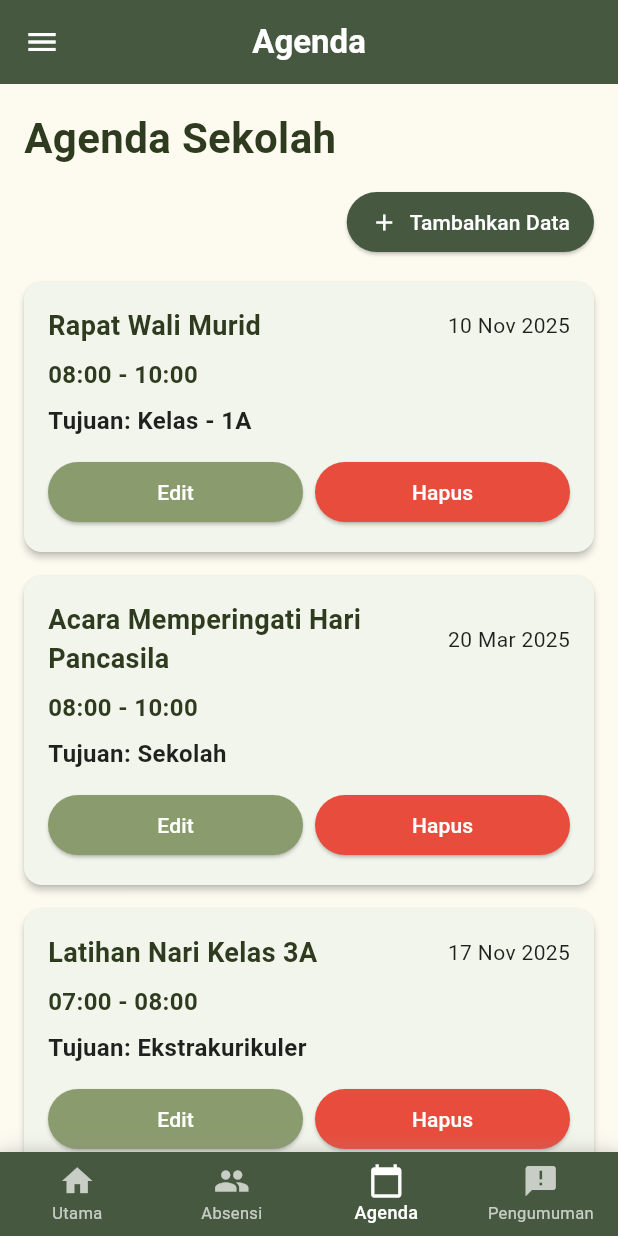
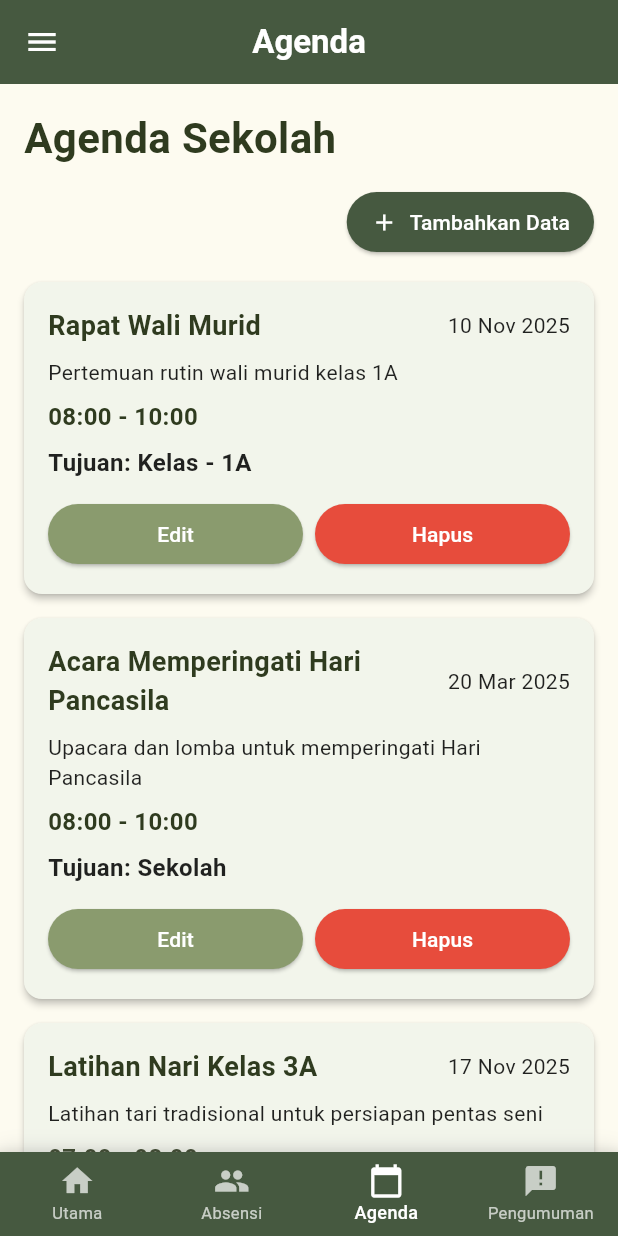
Before and after one commit to hanifah-3312401019/EduConnect, a Flutter app: the Agenda screen opened by its route, on a phone screen of 412 x 824 dp. Run offline on Flutter 3.47's test engine with Material 3 defaults, Android fonts, the phone set to English and light mode, and no system bars; our stand-ins replace image_picker; Roboto replaces fonts that are missing (Poppins).

Commit message:
Menambahkan bagian judul agenda pada bagian guru

```diff
--- a/frontend/lib/guru/agenda.dart
+++ b/frontend/lib/guru/agenda.dart
@@ -11,13 +11,14 @@ class Agenda extends StatefulWidget {
 
 class _AgendaState extends State<Agenda> {
   final List<AgendaItem> _agendaList = [
-    AgendaItem(1, "Rapat Wali Murid", "Kelas", DateTime(2025, 11, 10), TimeOfDay(hour: 8, minute: 0), TimeOfDay(hour: 10, minute: 0), "1A"),
-    AgendaItem(2, "Acara Memperingati Hari Pancasila", "Sekolah", DateTime(2025, 3, 20), TimeOfDay(hour: 8, minute: 0), TimeOfDay(hour: 10, minute: 0), ""),
-    AgendaItem(3, "Latihan Nari Kelas 3A", "Ekstrakurikuler", DateTime(2025, 11, 17), TimeOfDay(hour: 7, minute: 0), TimeOfDay(hour: 8, minute: 0), ""),
+    AgendaItem(1, "Rapat Wali Murid", "Pertemuan rutin wali murid kelas 1A", "Kelas", DateTime(2025, 11, 10), TimeOfDay(hour: 8, minute: 0), TimeOfDay(hour: 10, minute: 0), "1A"),
+    AgendaItem(2, "Acara Memperingati Hari Pancasila", "Upacara dan lomba untuk memperingati Hari Pancasila", "Sekolah", DateTime(2025, 3, 20), TimeOfDay(hour: 8, minute: 0), TimeOfDay(hour: 10, minute: 0), ""),
+    AgendaItem(3, "Latihan Nari Kelas 3A", "Latihan tari tradisional untuk persiapan pentas seni", "Ekstrakurikuler", DateTime(2025, 11, 17), TimeOfDay(hour: 7, minute: 0), TimeOfDay(hour: 8, minute: 0), ""),
   ];
 
   bool _showForm = false;
   AgendaItem? _editingAgenda;
+  final _judulController = TextEditingController();
   final _deskripsiController = TextEditingController();
   String _selectedTujuan = "Sekolah";
   String _selectedKelas = "";
@@ -29,6 +30,7 @@ class _AgendaState extends State<Agenda> {
 
   @override
   void dispose() {
+    _judulController.dispose();
     _deskripsiController.dispose();
     super.dispose();
   }
@@ -41,6 +43,7 @@ class _AgendaState extends State<Agenda> {
   }
 
   void _resetForm() {
+    _judulController.clear();
     _deskripsiController.clear();
     _selectedTujuan = "Sekolah";
     _selectedKelas = "";
@@ -53,6 +56,7 @@ class _AgendaState extends State<Agenda> {
   void _editAgenda(AgendaItem agenda) {
     setState(() {
       _editingAgenda = agenda;
+      _judulController.text = agenda.judul;
       _deskripsiController.text = agenda.deskripsi;
       _selectedTujuan = agenda.tujuan;
       _selectedKelas = agenda.kelas;
@@ -84,7 +88,7 @@ class _AgendaState extends State<Agenda> {
   }
 
   void _publishAgenda() {
-    if (_deskripsiController.text.isEmpty || _selectedDate == null || _selectedWaktuMulai == null || _selectedWaktuSelesai == null) {
+    if (_judulController.text.isEmpty || _deskripsiController.text.isEmpty || _selectedDate == null || _selectedWaktuMulai == null || _selectedWaktuSelesai == null) {
       ScaffoldMessenger.of(context).showSnackBar(const SnackBar(content: Text('Semua field harus diisi')));
       return;
     }
@@ -98,11 +102,11 @@ class _AgendaState extends State<Agenda> {
       if (_editingAgenda != null) {
         final index = _agendaList.indexWhere((p) => p.id == _editingAgenda!.id);
         if (index != -1) {
-          _agendaList[index] = AgendaItem(_editingAgenda!.id, _deskripsiController.text, _selectedTujuan, _selectedDate!, _selectedWaktuMulai!, _selectedWaktuSelesai!, _selectedKelas);
+          _agendaList[index] = AgendaItem(_editingAgenda!.id, _judulController.text, _deskripsiController.text, _selectedTujuan, _selectedDate!, _selectedWaktuMulai!, _selectedWaktuSelesai!, _selectedKelas);
         }
       } else {
         final newId = _agendaList.isEmpty ? 1 : _agendaList.map((p) => p.id).reduce((a, b) => a > b ? a : b) + 1;
-        _agendaList.add(AgendaItem(newId, _deskripsiController.text, _selectedTujuan, _selectedDate!, _selectedWaktuMulai!, _selectedWaktuSelesai!, _selectedKelas));
+        _agendaList.add(AgendaItem(newId, _judulController.text, _deskripsiController.text, _selectedTujuan, _selectedDate!, _selectedWaktuMulai!, _selectedWaktuSelesai!, _selectedKelas));
       }
       _showForm = false;
       _resetForm();
@@ -215,15 +219,16 @@ class MobileAgendaContent extends StatefulWidget {
 
 class _MobileAgendaContentState extends State<MobileAgendaContent> {
   final List<AgendaItem> _agendaList = [
-    AgendaItem(1, "Rapat Wali Murid", "Kelas", DateTime(2025, 11, 10), TimeOfDay(hour: 8, minute: 0), TimeOfDay(hour: 10, minute: 0), "1A"),
-    AgendaItem(2, "Acara Memperingati Hari Pancasila", "Sekolah", DateTime(2025, 3, 20), TimeOfDay(hour: 8, minute: 0), TimeOfDay(hour: 10, minute: 0), ""),
-    AgendaItem(3, "Latihan Nari Kelas 3A", "Ekstrakurikuler", DateTime(2025, 11, 17), TimeOfDay(hour: 7, minute: 0), TimeOfDay(hour: 8, minute: 0), ""),
-    AgendaItem(4, "Ujian Semester Genap", "Sekolah", DateTime(2025, 6, 15), TimeOfDay(hour: 7, minute: 30), TimeOfDay(hour: 12, minute: 0), ""),
-    AgendaItem(5, "Pembagian Raport", "Sekolah", DateTime(2025, 6, 28), TimeOfDay(hour: 8, minute: 0), TimeOfDay(hour: 11, minute: 0), ""),
+    AgendaItem(1, "Rapat Wali Murid", "Pertemuan rutin wali murid kelas 1A", "Kelas", DateTime(2025, 11, 10), TimeOfDay(hour: 8, minute: 0), TimeOfDay(hour: 10, minute: 0), "1A"),
+    AgendaItem(2, "Acara Memperingati Hari Pancasila", "Upacara dan lomba untuk memperingati Hari Pancasila", "Sekolah", DateTime(2025, 3, 20), TimeOfDay(hour: 8, minute: 0), TimeOfDay(hour: 10, minute: 0), ""),
+    AgendaItem(3, "Latihan Nari Kelas 3A", "Latihan tari tradisional untuk persiapan pentas seni", "Ekstrakurikuler", DateTime(2025, 11, 17), TimeOfDay(hour: 7, minute: 0), TimeOfDay(hour: 8, minute: 0), ""),
+    AgendaItem(4, "Ujian Semester Genap", "Ujian akhir semester untuk semua kelas", "Sekolah", DateTime(2025, 6, 15), TimeOfDay(hour: 7, minute: 30), TimeOfDay(hour: 12, minute: 0), ""),
+    AgendaItem(5, "Pembagian Raport", "Pembagian raport semester genap", "Sekolah", DateTime(2025, 6, 28), TimeOfDay(hour: 8, minute: 0), TimeOfDay(hour: 11, minute: 0), ""),
   ];
 
   bool _showForm = false;
   AgendaItem? _editingAgenda;
+  final _judulController = TextEditingController();
   final _deskripsiController = TextEditingController();
   String _selectedTujuan = "Sekolah";
   String _selectedKelas = "";
@@ -235,6 +240,7 @@ class _MobileAgendaContentState extends State<MobileAgendaContent> {
 
   @override
   void dispose() {
+    _judulController.dispose();
     _deskripsiController.dispose();
     super.dispose();
   }
@@ -247,6 +253,7 @@ class _MobileAgendaContentState extends State<MobileAgendaContent> {
   }
 
   void _resetForm() {
+    _judulController.clear();
     _deskripsiController.clear();
     _selectedTujuan = "Sekolah";
     _selectedKelas = "";
@@ -259,6 +266,7 @@ class _MobileAgendaContentState extends State<MobileAgendaContent> {
   void _editAgenda(AgendaItem agenda) {
     setState(() {
       _editingAgenda = agenda;
+      _judulController.text = agenda.judul;
       _deskripsiController.text = agenda.deskripsi;
       _selectedTujuan = agenda.tujuan;
       _selectedKelas = agenda.kelas;
@@ -290,7 +298,7 @@ class _MobileAgendaContentState extends State<MobileAgendaContent> {
   }
 
   void _publishAgenda() {
-    if (_deskripsiController.text.isEmpty || _selectedDate == null || _selectedWaktuMulai == null || _selectedWaktuSelesai == null) {
+    if (_judulController.text.isEmpty || _deskripsiController.text.isEmpty || _selectedDate == null || _selectedWaktuMulai == null || _selectedWaktuSelesai == null) {
       ScaffoldMessenger.of(context).showSnackBar(const SnackBar(content: Text('Semua field harus diisi')));
       return;
     }
@@ -304,11 +312,11 @@ class _MobileAgendaContentState extends State<MobileAgendaContent> {
       if (_editingAgenda != null) {
         final index = _agendaList.indexWhere((p) => p.id == _editingAgenda!.id);
         if (index != -1) {
-          _agendaList[index] = AgendaItem(_editingAgenda!.id, _deskripsiController.text, _selectedTujuan, _selectedDate!, _selectedWaktuMulai!, _selectedWaktuSelesai!, _selectedKelas);
+          _agendaList[index] = AgendaItem(_editingAgenda!.id, _judulController.text, _deskripsiController.text, _selectedTujuan, _selectedDate!, _selectedWaktuMulai!, _selectedWaktuSelesai!, _selectedKelas);
         }
       } else {
         final newId = _agendaList.isEmpty ? 1 : _agendaList.map((p) => p.id).reduce((a, b) => a > b ? a : b) + 1;
-        _agendaList.add(AgendaItem(newId, _deskripsiController.text, _selectedTujuan, _selectedDate!, _selectedWaktuMulai!, _selectedWaktuSelesai!, _selectedKelas));
+        _agendaList.add(AgendaItem(newId, _judulController.text, _deskripsiController.text, _selectedTujuan, _selectedDate!, _selectedWaktuMulai!, _selectedWaktuSelesai!, _selectedKelas));
       }
       _showForm = false;
       _resetForm();
@@ -374,9 +382,11 @@ class _MobileAgendaContentState extends State<MobileAgendaContent> {
       padding: const EdgeInsets.all(16),
       child: Column(crossAxisAlignment: CrossAxisAlignment.start, children: [
         Row(children: [
-          Expanded(child: Text(agenda.deskripsi, style: const TextStyle(fontSize: 18, fontWeight: FontWeight.bold, color: Color(0xFF2F3B1F)))),
+          Expanded(child: Text(agenda.judul, style: const TextStyle(fontSize: 18, fontWeight: FontWeight.bold, color: Color(0xFF2F3B1F)))),
           Text(_formatDate(agenda.tanggal), style: const TextStyle(color: Colors.black87, fontSize: 14)),
         ]),
+        const SizedBox(height: 8),
+        Text(agenda.deskripsi, style: const TextStyle(fontSize: 14, color: Colors.black87)),
         const SizedBox(height: 8),
         Text('${_formatTime(agenda.waktuMulai)} - ${_formatTime(agenda.waktuSelesai)}', style: const TextStyle(fontSize: 16, fontWeight: FontWeight.w600, color: Color(0xFF2F3B1F))),
         const SizedBox(height: 8),
@@ -406,6 +416,8 @@ class _MobileAgendaContentState extends State<MobileAgendaContent> {
       child: Column(crossAxisAlignment: CrossAxisAlignment.start, children: [
         Text(_editingAgenda == null ? 'Tambah Agenda Baru' : 'Edit Agenda', style: const TextStyle(fontSize: 20, fontWeight: FontWeight.bold, color: Color(0xFF2F3B1F))),
         const SizedBox(height: 20),
+        _buildFormField(controller: _judulController, label: 'Judul Agenda', hint: 'Masukkan judul agenda', maxLines: 1),
+        const SizedBox(height: 16),
         _buildFormField(controller: _deskripsiController, label: 'Deskripsi Agenda', hint: 'Masukkan deskripsi agenda', maxLines: 3),
         const SizedBox(height: 16),
         _buildTujuanDropdown(),
@@ -574,16 +586,17 @@ class WebAgendaContent extends StatefulWidget {
 
 class _WebAgendaContentState extends State<WebAgendaContent> {
   final List<AgendaItem> _agendaList = [
-    AgendaItem(1, "Rapat Wali Murid", "Kelas", DateTime(2025, 11, 10), TimeOfDay(hour: 8, minute: 0), TimeOfDay(hour: 10, minute: 0), "1A"),
-    AgendaItem(2, "Acara Memperingati Hari Pancasila", "Sekolah", DateTime(2025, 3, 20), TimeOfDay(hour: 8, minute: 0), TimeOfDay(hour: 10, minute: 0), ""),
-    AgendaItem(3, "Latihan Nari Kelas 3A", "Ekstrakurikuler", DateTime(2025, 11, 17), TimeOfDay(hour: 7, minute: 0), TimeOfDay(hour: 8, minute: 0), ""),
-    AgendaItem(4, "Ujian Semester Genap", "Sekolah", DateTime(2025, 6, 15), TimeOfDay(hour: 7, minute: 30), TimeOfDay(hour: 12, minute: 0), ""),
-    AgendaItem(5, "Pembagian Raport", "Sekolah", DateTime(2025, 6, 28), TimeOfDay(hour: 8, minute: 0), TimeOfDay(hour: 11, minute: 0), ""),
-    AgendaItem(6, "Workshop Guru", "Kelas", DateTime(2025, 7, 5), TimeOfDay(hour: 9, minute: 0), TimeOfDay(hour: 15, minute: 0), "3B"),
+    AgendaItem(1, "Rapat Wali Murid", "Pertemuan rutin wali murid kelas 1A", "Kelas", DateTime(2025, 11, 10), TimeOfDay(hour: 8, minute: 0), TimeOfDay(hour: 10, minute: 0), "1A"),
+    AgendaItem(2, "Acara Memperingati Hari Pancasila", "Upacara dan lomba untuk memperingati Hari Pancasila", "Sekolah", DateTime(2025, 3, 20), TimeOfDay(hour: 8, minute: 0), TimeOfDay(hour: 10, minute: 0), ""),
+    AgendaItem(3, "Latihan Nari Kelas 3A", "Latihan tari tradisional untuk persiapan pentas seni", "Ekstrakurikuler", DateTime(2025, 11, 17), TimeOfDay(hour: 7, minute: 0), TimeOfDay(hour: 8, minute: 0), ""),
+    AgendaItem(4, "Ujian Semester Genap", "Ujian akhir semester untuk semua kelas", "Sekolah", DateTime(2025, 6, 15), TimeOfDay(hour: 7, minute: 30), TimeOfDay(hour: 12, minute: 0), ""),
+    AgendaItem(5, "Pembagian Raport", "Pembagian raport semester genap", "Sekolah", DateTime(2025, 6, 28), TimeOfDay(hour: 8, minute: 0), TimeOfDay(hour: 11, minute: 0), ""),
+    AgendaItem(6, "Workshop Guru", "Pelatihan metode pembelajaran terbaru untuk guru", "Kelas", DateTime(2025, 7, 5), TimeOfDay(hour: 9, minute: 0), TimeOfDay(hour: 15, minute: 0), "3B"),
   ];
 
   bool _showForm = false;
   AgendaItem? _editingAgenda;
+  final _judulController = TextEditingController();
   final _deskripsiController = TextEditingController();
   String _selectedTujuan = "Sekolah";
   String _selectedKelas = "";
@@ -595,6 +608,7 @@ class _WebAgendaContentState extends State<WebAgendaContent> {
 
   @override
   void dispose() {
+    _judulController.dispose();
     _deskripsiController.dispose();
     super.dispose();
   }
@@ -607,6 +621,7 @@ class _WebAgendaContentState extends State<WebAgendaContent> {
   }
 
   void _resetForm() {
+    _judulController.clear();
     _deskripsiController.clear();
     _selectedTujuan = "Sekolah";
     _selectedKelas = "";
@@ -619,6 +634,7 @@ class _WebAgendaContentState extends State<WebAgendaContent> {
   void _editAgenda(AgendaItem agenda) {
     setState(() {
       _editingAgenda = agenda;
+      _judulController.text = agenda.judul;
       _deskripsiController.text = agenda.deskripsi;
       _selectedTujuan = agenda.tujuan;
       _selectedKelas = agenda.kelas;
@@ -650,7 +666,7 @@ class _WebAgendaContentState extends State<WebAgendaContent> {
   }
 
   void _publishAgenda() {
-    if (_deskripsiController.text.isEmpty || _selectedDate == null || _selectedWaktuMulai == null || _selectedWaktuSelesai == null) {
+    if (_judulController.text.isEmpty || _deskripsiController.text.isEmpty || _selectedDate == null || _selectedWaktuMulai == null || _selectedWaktuSelesai == null) {
       ScaffoldMessenger.of(context).showSnackBar(const SnackBar(content: Text('Semua field harus diisi')));
       return;
     }
@@ -664,11 +680,11 @@ class _WebAgendaContentState extends State<WebAgendaContent> {
       if (_editingAgenda != null) {
         final index = _agendaList.indexWhere((p) => p.id == _editingAgenda!.id);
         if (index != -1) {
-          _agendaList[index] = AgendaItem(_editingAgenda!.id, _deskripsiController.text, _selectedTujuan, _selectedDate!, _selectedWaktuMulai!, _selectedWaktuSelesai!, _selectedKelas);
+          _agendaList[index] = AgendaItem(_editingAgenda!.id, _judulController.text, _deskripsiController.text, _selectedTujuan, _selectedDate!, _selectedWaktuMulai!, _selectedWaktuSelesai!, _selectedKelas);
         }
       } else {
         final newId = _agendaList.isEmpty ? 1 : _agendaList.map((p) => p.id).reduce((a, b) => a > b ? a : b) + 1;
-        _agendaList.add(AgendaItem(newId, _deskripsiController.text, _selectedTujuan, _selectedDate!, _selectedWaktuMulai!, _selectedWaktuSelesai!, _selectedKelas));
+        _agendaList.add(AgendaItem(newId, _judulController.text, _deskripsiController.text, _selectedTujuan, _selectedDate!, _selectedWaktuMulai!, _selectedWaktuSelesai!, _selectedKelas));
       }
       _showForm = false;
       _resetForm();
@@ -734,9 +750,11 @@ class _WebAgendaContentState extends State<WebAgendaContent> {
       padding: const EdgeInsets.all(24),
       child: Column(crossAxisAlignment: CrossAxisAlignment.start, children: [
         Row(children: [
-          Expanded(child: Text(agenda.deskripsi, style: const TextStyle(fontSize: 22, fontWeight: FontWeight.bold, color: Color(0xFF2F3B1F)))),
+          Expanded(child: Text(agenda.judul, style: const TextStyle(fontSize: 22, fontWeight: FontWeight.bold, color: Color(0xFF2F3B1F)))),
           Text(_formatDate(agenda.tanggal), style: const TextStyle(color: Colors.black87, fontSize: 16)),
         ]),
+        const SizedBox(height: 12),
+        Text(agenda.deskripsi, style: const TextStyle(fontSize: 16, color: Colors.black87)),
         const SizedBox(height: 12),
         Text('${_formatTime(agenda.waktuMulai)} - ${_formatTime(agenda.waktuSelesai)}', style: const TextStyle(fontSize: 18, fontWeight: FontWeight.w600, color: Color(0xFF2F3B1F))),
         const SizedBox(height: 8),
@@ -766,6 +784,8 @@ class _WebAgendaContentState extends State<WebAgendaContent> {
       child: Column(crossAxisAlignment: CrossAxisAlignment.start, children: [
         Text(_editingAgenda == null ? 'Tambah Agenda Baru' : 'Edit Agenda', style: const TextStyle(fontSize: 24, fontWeight: FontWeight.bold, color: Color(0xFF2F3B1F))),
         const SizedBox(height: 24),
+        _buildFormField(controller: _judulController, label: 'Judul Agenda', hint: 'Masukkan judul agenda', maxLines: 1),
+        const SizedBox(height: 20),
         _buildFormField(controller: _deskripsiController, label: 'Deskripsi Agenda', hint: 'Masukkan deskripsi agenda', maxLines: 3),
         const SizedBox(height: 20),
         _buildTujuanDropdown(),
@@ -927,6 +947,7 @@ class _WebAgendaContentState extends State<WebAgendaContent> {
 
 class AgendaItem {
   final int id;
+  final String judul;
   final String deskripsi;
   final String tujuan;
   final DateTime tanggal;
@@ -934,5 +955,5 @@ class AgendaItem {
   final TimeOfDay waktuSelesai;
   final String kelas;
 
-  AgendaItem(this.id, this.deskripsi, this.tujuan, this.tanggal, this.waktuMulai, this.waktuSelesai, this.kelas);
+  AgendaItem(this.id, this.judul, this.deskripsi, this.tujuan, this.tanggal, this.waktuMulai, this.waktuSelesai, this.kelas);
 }
--- a/frontend/lib/guru/permohonan_izin.dart
+++ b/frontend/lib/guru/permohonan_izin.dart
@@ -243,7 +243,6 @@ class MobilePermohonanIzin extends StatelessWidget {
           content: Column(
             mainAxisSize: MainAxisSize.min,
             children: [
-              // Placeholder untuk gambar/surat
               Container(
                 width: double.infinity,
                 height: 200,
```
Also changed, not shown: frontend/lib/guru/absensi.dart (+0 -7 lines).
